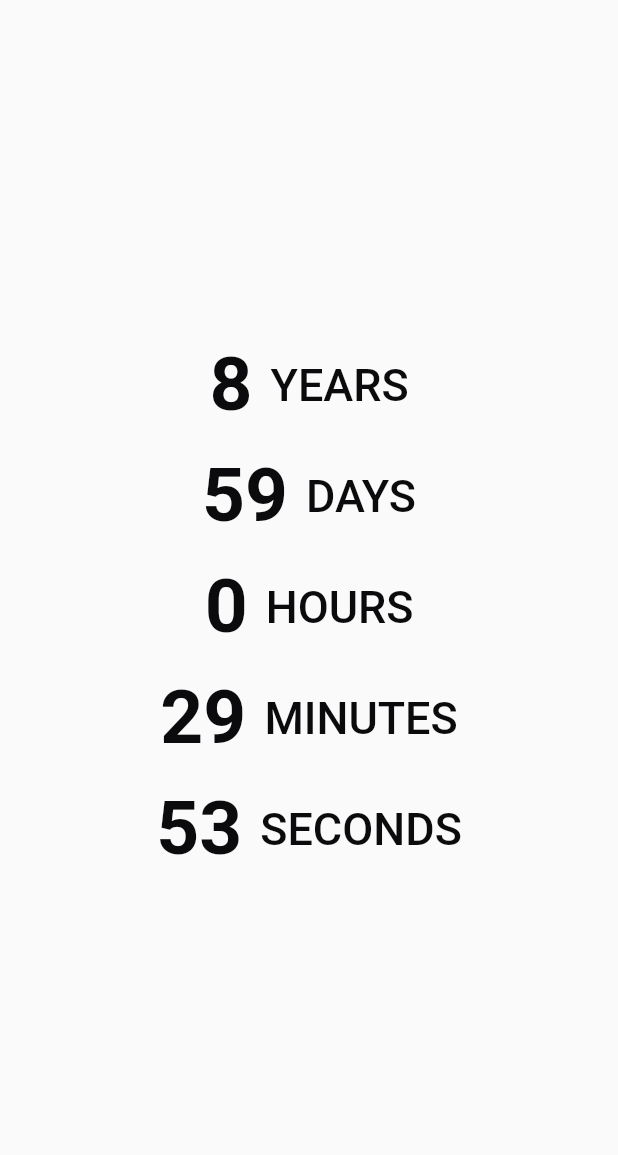
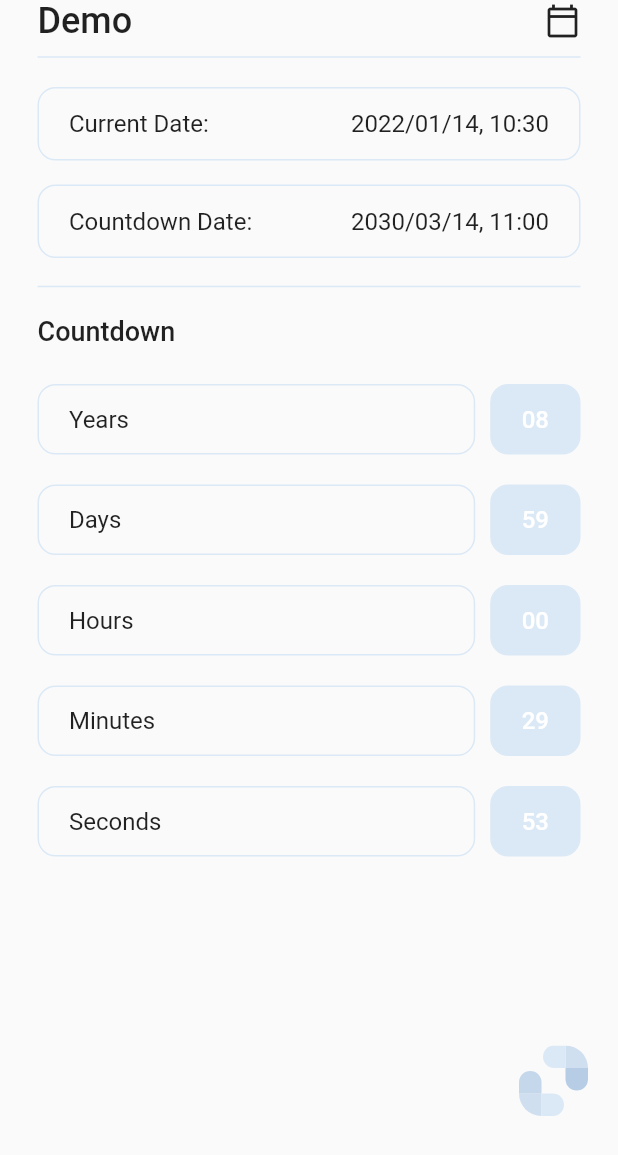
Before and after one commit to ModernityCS/flutter_countdown, a Flutter app: the screen it shows after launch, on a phone screen of 412 x 824 dp. Shown: the top 1155 px of the screen. Run offline on Flutter 3.47's test engine with Material 2 defaults, Android fonts, the phone set to English and light mode, and no system bars; our stand-ins replace flutter_svg.

Commit message:
Build Demo

```diff
--- /dev/null
+++ b/example/lib/countdown_label_container.dart
@@ -0,0 +1,40 @@
+import 'package:flutter/material.dart';
+
+/// The widget containing the data of a section of the Date(Years, Months, Days... etc) of the countdown
+/// Parameters: [String] type, [String] time left
+class CountdownLabel extends StatelessWidget {
+  final String label;
+  final int timeLeft;
+
+  const CountdownLabel({Key? key, required this.label, required this.timeLeft})
+      : super(key: key);
+
+  @override
+  Widget build(BuildContext context) {
+    return Row(
+      children: [
+        Expanded(
+            child: Container(
+                padding:
+                    const EdgeInsets.symmetric(horizontal: 20, vertical: 13),
+                decoration: BoxDecoration(
+                    border: Border.all(color: const Color(0xFFDBE9F6)),
+                    borderRadius: BorderRadius.circular(12)),
+                child: Text(label, style: const TextStyle(fontSize: 16)))),
+        const SizedBox(width: 10),
+        Container(
+            margin: const EdgeInsets.symmetric(vertical: 10),
+            padding: const EdgeInsets.symmetric(horizontal: 20, vertical: 13),
+            decoration: BoxDecoration(
+                color: const Color(0xFFDBE9F6),
+                border: Border.all(color: const Color(0xFFDBE9F6)),
+                borderRadius: BorderRadius.circular(12)),
+            child: Text(timeLeft.toString().padLeft(2, '0'),
+                style: const TextStyle(
+                    fontSize: 16,
+                    color: Colors.white,
+                    fontWeight: FontWeight.w500)))
+      ],
+    );
+  }
+}
--- a/example/lib/main.dart
+++ b/example/lib/main.dart
@@ -2,7 +2,9 @@ import 'dart:async';
 
 import 'package:flutter/material.dart';
 import 'package:flutter_countdown/flutter_countdown.dart';
+import 'package:flutter_svg/svg.dart';
 
+import 'countdown_label_container.dart';
 import 'label.dart';
 
 void main() {
@@ -36,12 +38,21 @@ class _HomePageState extends State<HomePage> {
   /// CountdownResults: Where the countdown values are being store
   CountdownResults results = CountdownResults();
   late DisplaySettings displaySettings;
+  DateTime end = DateTime(2030, 03, 14, 11, 00);
+  String _displayCurrentDateTime = "--";
+  String _displayCountdownTime = "--";
 
 // update the state of the build every second
   void periodicProcess(Countdown countdown) {
     /// Update each second
     Timer.periodic(const Duration(seconds: 1), (timer) async {
+      DateTime now = DateTime.now();
       setState(() {
+        _displayCurrentDateTime =
+            "${now.year}/${now.month.toString().padLeft(2, '0')}/${now.day.toString().padLeft(2, '0')}, ${now.hour.toString().padLeft(2, '0')}:${now.minute.toString().padLeft(2, '0')}";
+        _displayCountdownTime =
+            "${end.year}/${end.month.toString().padLeft(2, '0')}/${end.day.toString().padLeft(2, '0')}, ${end.hour.toString().padLeft(2, '0')}:${end.minute.toString().padLeft(2, '0')}";
+
         results = countdown.countdown();
       });
     });
@@ -50,9 +61,8 @@ class _HomePageState extends State<HomePage> {
   @override
   void initState() {
     displaySettings = DisplaySettings(months: false, weeks: false);
-    Countdown countDown = Countdown(
-        endDate: DateTime(2030, 03, 14, 11, 00),
-        displaySettings: displaySettings);
+    Countdown countDown =
+        Countdown(endDate: end, displaySettings: displaySettings);
 
     periodicProcess(countDown);
 
@@ -62,15 +72,112 @@ class _HomePageState extends State<HomePage> {
   @override
   Widget build(BuildContext context) {
     return Scaffold(
-        body: Container(
-      width: MediaQuery.of(context).size.width,
-      height: MediaQuery.of(context).size.height,
-      margin: const EdgeInsets.symmetric(horizontal: 25),
-      child: Column(
-        mainAxisAlignment: MainAxisAlignment.center,
-        crossAxisAlignment: CrossAxisAlignment.center,
-        children: [
-          displaySettings.years
+        body: SingleChildScrollView(
+      child: SafeArea(
+        child: Stack(
+          children: [
+            Container(
+              margin: const EdgeInsets.symmetric(horizontal: 25),
+              child: Column(
+                mainAxisAlignment: MainAxisAlignment.start,
+                crossAxisAlignment: CrossAxisAlignment.start,
+                children: [
+                  Row(
+                    mainAxisAlignment: MainAxisAlignment.spaceBetween,
+                    children: const [
+                      Text("Demo",
+                          style: TextStyle(
+                              fontWeight: FontWeight.w500, fontSize: 24)),
+                      Icon(Icons.calendar_today_outlined)
+                    ],
+                  ),
+                  const Divider(
+                      height: 20, thickness: 1, color: Color(0xFFDBE9F6)),
+                  const SizedBox(height: 10),
+                  Container(
+                      width: double.infinity,
+                      padding: const EdgeInsets.symmetric(
+                          horizontal: 20, vertical: 14),
+                      decoration: BoxDecoration(
+                          border: Border.all(color: const Color(0xFFDBE9F6)),
+                          borderRadius: BorderRadius.circular(12)),
+                      child: Row(
+                        mainAxisAlignment: MainAxisAlignment.spaceBetween,
+                        children: [
+                          const Text("Current Date:",
+                              style: TextStyle(fontSize: 16)),
+                          Text(_displayCurrentDateTime,
+                              style: const TextStyle(fontSize: 16)),
+                        ],
+                      )),
+                  const SizedBox(height: 16),
+                  Container(
+                      width: double.infinity,
+                      padding: const EdgeInsets.symmetric(
+                          horizontal: 20, vertical: 14),
+                      decoration: BoxDecoration(
+                          border: Border.all(color: const Color(0xFFDBE9F6)),
+                          borderRadius: BorderRadius.circular(12)),
+                      child: Row(
+                        mainAxisAlignment: MainAxisAlignment.spaceBetween,
+                        children: [
+                          const Text("Countdown Date:",
+                              style: TextStyle(fontSize: 16)),
+                          Text(_displayCountdownTime,
+                              style: const TextStyle(fontSize: 16)),
+                        ],
+                      )),
+                  const Divider(
+                      height: 38, thickness: 1, color: Color(0xFFDBE9F6)),
+                  const Text("Countdown",
+                      style:
+                          TextStyle(fontWeight: FontWeight.w500, fontSize: 18)),
+                  const SizedBox(height: 15),
+                  displaySettings.years
+                      ? CountdownLabel(timeLeft: results.years, label: "Years")
+                      : const SizedBox(),
+                  displaySettings.months
+                      ? CountdownLabel(
+                          timeLeft: results.months, label: "Months")
+                      : const SizedBox(),
+                  displaySettings.weeks
+                      ? CountdownLabel(timeLeft: results.weeks, label: "Weeks")
+                      : const SizedBox(),
+                  displaySettings.days
+                      ? CountdownLabel(timeLeft: results.days, label: "Days")
+                      : const SizedBox(),
+                  displaySettings.hours
+                      ? CountdownLabel(timeLeft: results.hours, label: "Hours")
+                      : const SizedBox(),
+                  displaySettings.minutes
+                      ? CountdownLabel(
+                          timeLeft: results.minutes, label: "Minutes")
+                      : const SizedBox(),
+                  displaySettings.seconds
+                      ? CountdownLabel(
+                          timeLeft: results.seconds, label: "Seconds")
+                      : const SizedBox(),
+                ],
+              ),
+            ),
+            SizedBox(
+              height: MediaQuery.of(context).size.height - 60,
+              child: Padding(
+                padding: const EdgeInsets.all(20.0),
+                child: Align(
+                    alignment: Alignment.bottomRight,
+                    child: SvgPicture.asset('assets/logo.svg')),
+              ),
+            )
+          ],
+        ),
+      ),
+    ));
+  }
+}
+
+/*
+ displaySettings.years
               ? Column(
                   children: [
                     Label(number: results.years, label: "years".toUpperCase()),
@@ -131,8 +238,5 @@ class _HomePageState extends State<HomePage> {
                   ],
                 )
               : const SizedBox(),
-        ],
-      ),
-    ));
-  }
-}
+
+  */
```
Also changed, not shown: example/pubspec.yaml (+6 -17 lines), example/assets/logo.svg (added), 2 other files.
